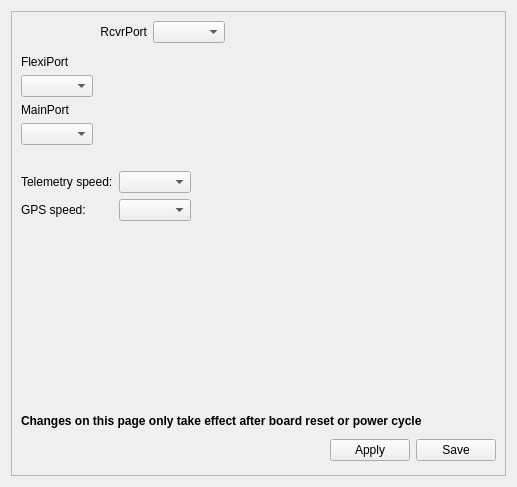
Before: the Qt Designer form ground/openpilotgcs/src/plugins/config/cc_hw_settings.ui in openpilot/OpenPilot, drawn with Qt 5.
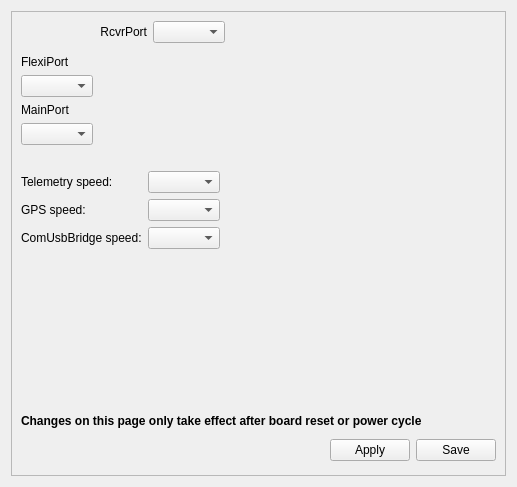
After: the same form once the commit is applied. Icons and pictures are not drawn.

Commit message: hwsettings: add support for com-bridge to hwsettings config gui

The edit to the form file:
```diff
--- a/ground/openpilotgcs/src/plugins/config/cc_hw_settings.ui
+++ b/ground/openpilotgcs/src/plugins/config/cc_hw_settings.ui
@@ -123,6 +123,19 @@
             </property>
            </widget>
           </item>
+          <item row="2" column="0">
+           <widget class="QLabel" name="ComUsbBridgeSpeedLabel">
+            <property name="minimumSize">
+             <size>
+              <width>55</width>
+              <height>0</height>
+             </size>
+            </property>
+            <property name="text">
+             <string>ComUsbBridge speed:</string>
+            </property>
+           </widget>
+          </item>
           <item row="0" column="1">
            <widget class="QComboBox" name="telemetrySpeed">
             <property name="toolTip">
@@ -137,6 +150,13 @@
             </property>
            </widget>
           </item>
+          <item row="2" column="1">
+           <widget class="QComboBox" name="comUsbBridgeSpeed">
+            <property name="toolTip">
+             <string>Select the speed here.</string>
+            </property>
+           </widget>
+          </item>
          </layout>
         </item>
         <item>
```
The commit also changes 1 other file.
